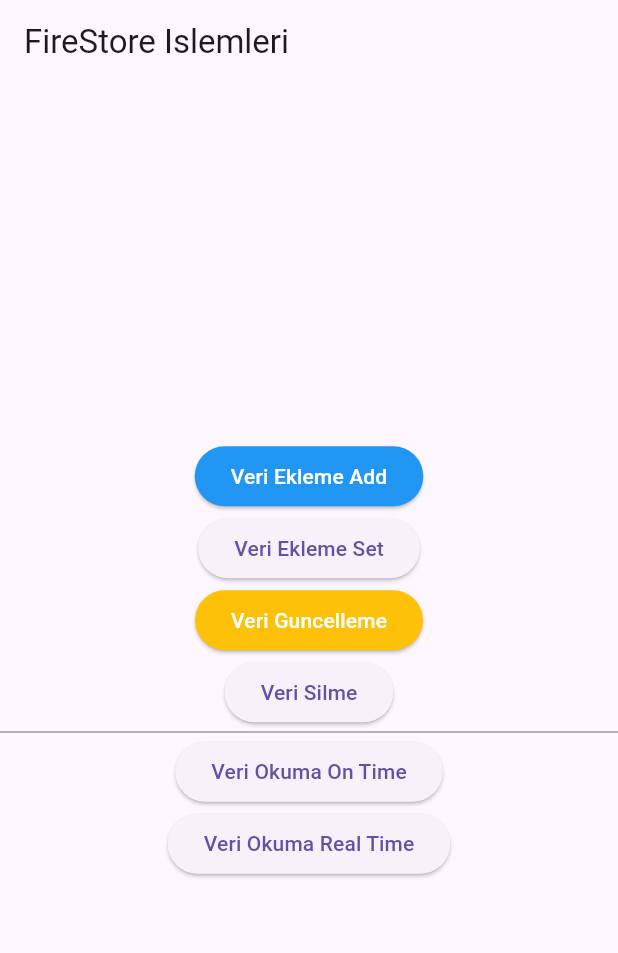
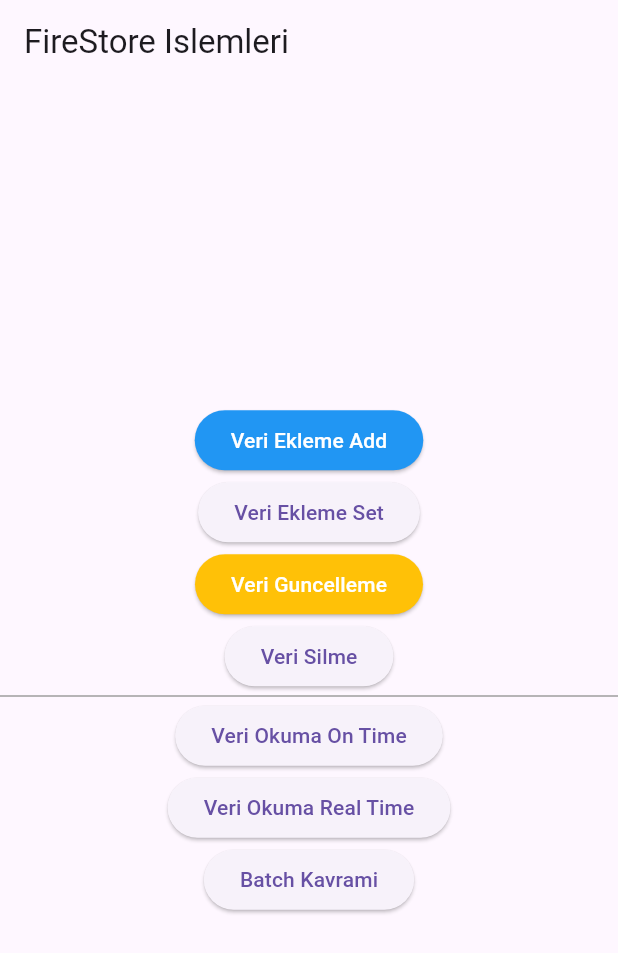
Before and after one commit to tahaturan/flutter_firebase, a Flutter app: the screen it shows after launch, on a phone screen of 412 x 824 dp. Shown: the top 953 px of the screen. Run offline on Flutter 3.47's test engine with Material 2 defaults, Android fonts, the phone set to English and light mode, and no system bars; our stand-ins replace cloud_firestore, firebase_auth, firebase_core, google_sign_in; accounts and stored records are empty.

Commit message:
firestore Batch kavrami

```diff
--- a/lib/pages/firestore_islemleri.dart
+++ b/lib/pages/firestore_islemleri.dart
@@ -1,4 +1,5 @@
 import 'package:flutter/material.dart';
+import 'package:flutter_firebase/widgets/batch_kavrami_btn.dart';
 import 'package:flutter_firebase/widgets/veri_ekle_add_btn.dart';
 import 'package:flutter_firebase/widgets/veri_ekleme_set_btn.dart';
 import 'package:flutter_firebase/widgets/veri_guncelle_btn.dart';
@@ -34,6 +35,7 @@ class _FireStoreIslemleriState extends State<FireStoreIslemleri> {
             ),
             VeriOkumaOnTimeBtn(),
             VeriOkumaRealTimeBtn(),
+            BatchKavramiBtn(),
           ],
         ),
       ),
--- /dev/null
+++ b/lib/widgets/batch_kavrami_btn.dart
@@ -0,0 +1,55 @@
+import 'package:cloud_firestore/cloud_firestore.dart';
+import 'package:flutter/material.dart';
+
+class BatchKavramiBtn extends StatefulWidget {
+  const BatchKavramiBtn({Key? key}) : super(key: key);
+
+  @override
+  State<BatchKavramiBtn> createState() => _BatchKavramiBtnState();
+}
+
+//* batch kelimesini denildi mi toplu yapilan islemleri aklimiza gelsin
+//* burada toplu veri ekleme silme ve guncelleme islemlerini yapcagiz
+class _BatchKavramiBtnState extends State<BatchKavramiBtn> {
+  FirebaseFirestore firestore = FirebaseFirestore.instance;
+  @override
+  Widget build(BuildContext context) {
+    return ElevatedButton(
+      onPressed: () {
+        batchKavrami();
+      },
+      child: const Text(
+        "Batch Kavrami",
+      ),
+    );
+  }
+
+  void batchKavrami() async {
+    WriteBatch batch = firestore.batch();
+
+    CollectionReference counterColRef = firestore.collection("counter");
+
+    //*toplu eleman(Dokuman ekleme)
+    /*  for (var i = 0; i < 100; i++) {
+      var yeniDoc = counterColRef.doc();
+      batch.set(yeniDoc, {"sayac": ++i, "id": yeniDoc.id});
+    }
+    */
+    //*Toplu Guncelleme Islemi Yapma
+    /* var counterDocs = await counterColRef.get();
+    counterDocs.docs.forEach((element) {
+      batch.update(element.reference, {
+        "createdAt": FieldValue.serverTimestamp(),
+      });
+    });
+    */
+
+    //*Toplu Silme Islemi
+    var counterDocs = await counterColRef.get();
+    for (var element in counterDocs.docs) {
+      batch.delete(element.reference);
+    }
+
+    await batch.commit();
+  }
+}
```
